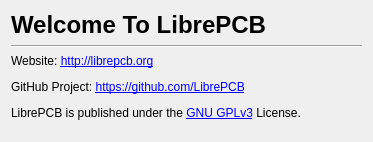
Qt form librepcb/firstrunwizard/firstrunwizardpage_welcome.ui (LibrePCB/LibrePCB) before a commit.
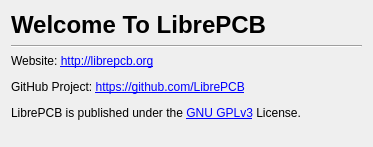
The same form after that commit.

Diff of the .ui file:
```diff
--- a/librepcb/firstrunwizard/firstrunwizardpage_welcome.ui
+++ b/librepcb/firstrunwizard/firstrunwizardpage_welcome.ui
@@ -7,7 +7,7 @@
     <x>0</x>
     <y>0</y>
     <width>373</width>
-    <height>142</height>
+    <height>147</height>
    </rect>
   </property>
   <property name="windowTitle">
```
Left out of the diff: 4 changed lines with no effect on the pictures.
